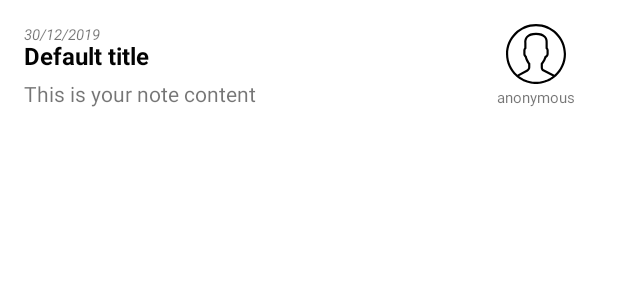
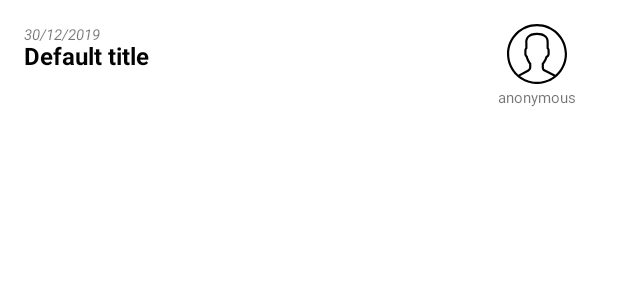
Before and after one commit to ngTienPhat/NMCNPM_Group13, an Android app: the layout list_shared_note_item.xml on its own in the app's theme, with its tools: preview values and no code run, on a phone screen of 412 x 824 dp. Shown: the top 300 px of the screen. Run offline under Robolectric (Android 15) with nearby library versions, the phone set to English and light mode, and no system bars; network calls fail.

Commit message:
change share_note_item UI

```diff
--- a/app/src/main/res/layout/list_shared_note_item.xml
+++ b/app/src/main/res/layout/list_shared_note_item.xml
@@ -5,10 +5,10 @@
     android:padding="16dp">
 
     <LinearLayout
-        android:layout_width="wrap_content"
+        android:layout_width="match_parent"
         android:layout_height="match_parent"
         android:orientation="vertical"
-        android:layout_weight="8">
+        android:layout_weight="2">
 
         <TextView
             android:layout_width="match_parent"
@@ -33,17 +33,17 @@
             android:layout_width="match_parent"
             android:layout_height="24dp"
             android:gravity="bottom"
-            android:text="This is your note content"
+            android:text=""
             android:textSize="14dp"
             android:textStyle="normal" />
 
     </LinearLayout>
 
     <LinearLayout
-        android:layout_width="wrap_content"
+        android:layout_width="match_parent"
         android:layout_height="match_parent"
         android:orientation="vertical"
-        android:layout_weight="2">
+        android:layout_weight="8">
 
         <ImageView
             android:layout_width="40dp"
```
